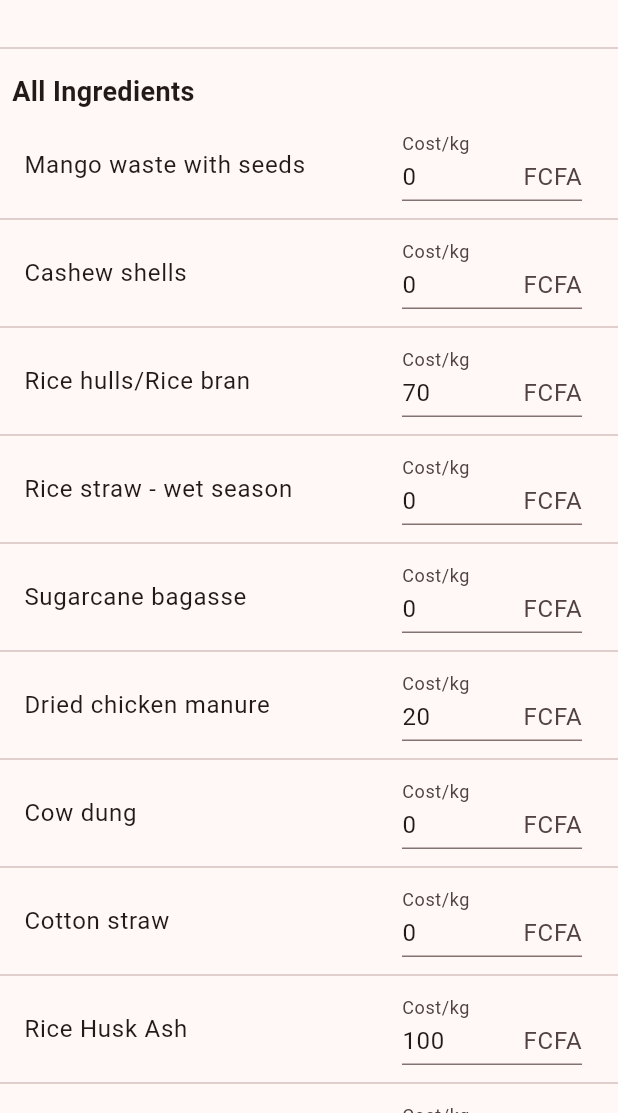
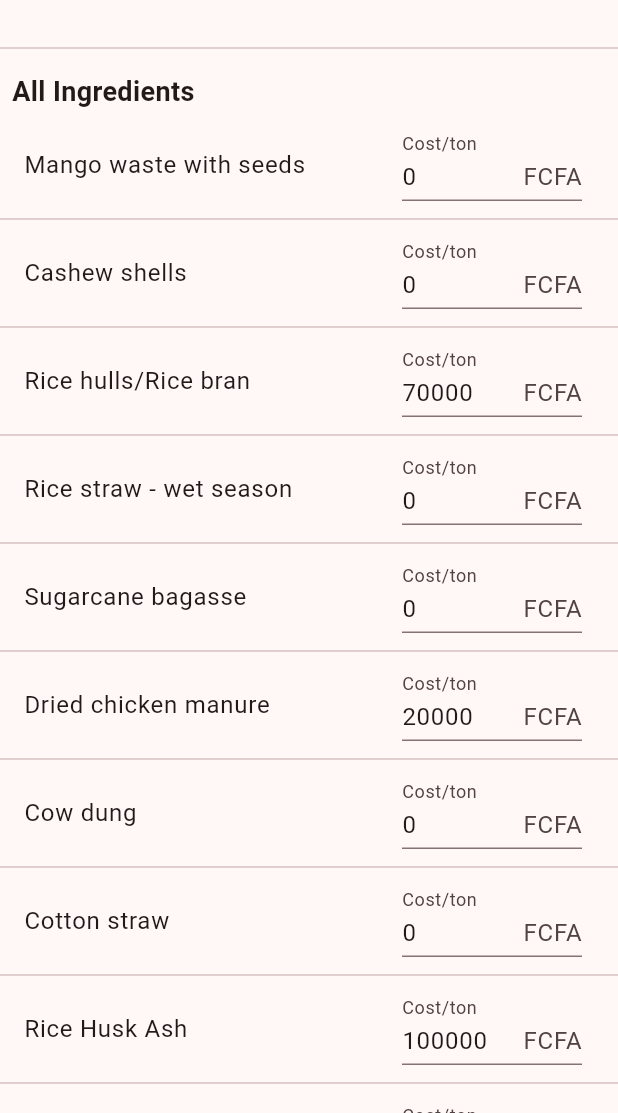
Before and after one commit to SomtochiUmeh/compostapp, a Flutter app: the PricesPage screen opened directly, on a phone screen of 412 x 824 dp, the part 123-1236 px from its top. Run offline on Flutter 3.47's test engine with Material 3 defaults, Android fonts, the phone set to English and light mode, and no system bars; our stand-ins replace shared_preferences; accounts and stored records are empty.

Commit message:
everything in price per ton

```diff
--- a/lib/compost_state.dart
+++ b/lib/compost_state.dart
@@ -110,7 +110,7 @@ class CompostState extends ChangeNotifier {
         components.indexWhere((comp) => comp.getName() == componentName);
     if (predefinedIndex != -1) {
       final component = components[predefinedIndex];
-      final currentPrice = component.price ?? Price(pricePerKg: 0);
+      final currentPrice = component.price ?? Price(pricePerTon: 0);
       final updatedPrice = currency == 'CFA'
           ? currentPrice.updateCFAPrice(newPrice)
           : currentPrice.withRegionalPrice(currency, newPrice);
@@ -136,7 +136,7 @@ class CompostState extends ChangeNotifier {
         customIngredients.indexWhere((comp) => comp.getName() == componentName);
     if (customIndex != -1) {
       final component = customIngredients[customIndex];
-      final currentPrice = component.price ?? Price(pricePerKg: 0);
+      final currentPrice = component.price ?? Price(pricePerTon: 0);
       final updatedPrice = currency == 'CFA'
           ? currentPrice.updateCFAPrice(newPrice)
           : currentPrice.withRegionalPrice(currency, newPrice);
--- a/lib/data/compost_components_data.dart
+++ b/lib/data/compost_components_data.dart
@@ -45,7 +45,7 @@ class CompostComponentsData {
         magnesiumPercent: 0.19 / 100,
         carbonNitrogenRatio: 129.26,
       ),
-      price: Price(pricePerKg: 70),
+      price: Price(pricePerTon: 70000),
     ),
     const CompostComponent(
       id: 'RiceStraw',
@@ -88,7 +88,7 @@ class CompostComponentsData {
         magnesiumPercent: 0.63 / 100,
         carbonNitrogenRatio: 9.65,
       ),
-      price: Price(pricePerKg: 20),
+      price: Price(pricePerTon: 20000),
     ),
     const CompostComponent(
       id: 'CowDung',
@@ -131,7 +131,7 @@ class CompostComponentsData {
         magnesiumPercent: 0.00 / 100,
         carbonNitrogenRatio: 2.44,
       ),
-      price: Price(pricePerKg: 100),
+      price: Price(pricePerTon: 100000),
     ),
     CompostComponent(
       id: 'Lime',
@@ -146,7 +146,7 @@ class CompostComponentsData {
         magnesiumPercent: 0.00 / 100,
         carbonNitrogenRatio: 0.00,
       ),
-      price: Price(pricePerKg: 20),
+      price: Price(pricePerTon: 20000),
     ),
     CompostComponent(
       id: 'CompostPlus',
@@ -161,7 +161,7 @@ class CompostComponentsData {
         magnesiumPercent: 0.00 / 100,
         carbonNitrogenRatio: 0.00,
       ),
-      price: Price(pricePerKg: 10),
+      price: Price(pricePerTon: 10000),
     ),
     CompostComponent(
       id: 'Dolomites',
@@ -176,7 +176,7 @@ class CompostComponentsData {
         magnesiumPercent: 5.00 / 100,
         carbonNitrogenRatio: 0.00,
       ),
-      price: Price(pricePerKg: 35),
+      price: Price(pricePerTon: 35000),
     ),
     const CompostComponent(
       id: 'CornStraw',
@@ -219,7 +219,7 @@ class CompostComponentsData {
         magnesiumPercent: 0.41 / 100,
         carbonNitrogenRatio: 15.40,
       ),
-      price: Price(pricePerKg: 10),
+      price: Price(pricePerTon: 10000),
     ),
     const CompostComponent(
       id: 'RiceStrawCounter',
--- a/lib/l10n/intl_en.arb
+++ b/lib/l10n/intl_en.arb
@@ -52,7 +52,7 @@
     "@chooseComponent": {
         "description": "Label for the component selection dropdown"
     },
-    "weight": "Weight (kg)",
+    "weight": "Weight (tons)",
     "@weight": {
         "description": "Label for the weight input field"
     },
@@ -148,7 +148,7 @@
     "@dryMatter": {
         "description": "Nutrient name for dry matter content"
     },
-    "totalWeightKg": "Total Weight (kg)",
+    "totalWeightKg": "Total Weight (tons)",
     "@totalWeightKg": {
         "description": "Column header for total weight in kilograms"
     },
@@ -242,9 +242,9 @@
     "@costPerTon": {
         "description": "Label for cost per unit input field"
     },
-    "costPerKg": "Cost/kg",
+    "costPerKg": "Cost/ton",
     "@costPerKg": {
-        "description": "Label for cost per kilogram input field"
+        "description": "Label for cost per ton input field"
     },
     "currency": "Currency",
     "@currency": {
@@ -945,9 +945,9 @@
     "@pricePerTonCFA": {
         "description": "Label for price per ton input field in CFA currency"
     },
-    "pricePerKgCFA": "Price per kg (CFA)",
+    "pricePerKgCFA": "Price per ton (CFA)",
     "@pricePerKgCFA": {
-        "description": "Label for price per kilogram input field in CFA currency"
+        "description": "Label for price per ton input field in CFA currency"
     },
     "nutrientContentPercent": "Nutrient Content (%)",
     "@nutrientContentPercent": {
```
Also changed, not shown: lib/l10n/intl_ar.arb (+6 -6 lines), lib/l10n/intl_fr.arb (+6 -6 lines), lib/models/price_model.dart (+21 -20 lines), lib/services/persistence_manager.dart (+2 -12 lines), lib/widgets/custom_ingredient_dialog.dart (+13 -7 lines), lib/widgets/edit_custom_ingredient_dialog.dart (+54 -27 lines), lib/generated/intl/messages_ar.dart, lib/generated/intl/messages_en.dart, lib/generated/intl/messages_fr.dart, lib/generated/l10n.dart, 11 other files.
